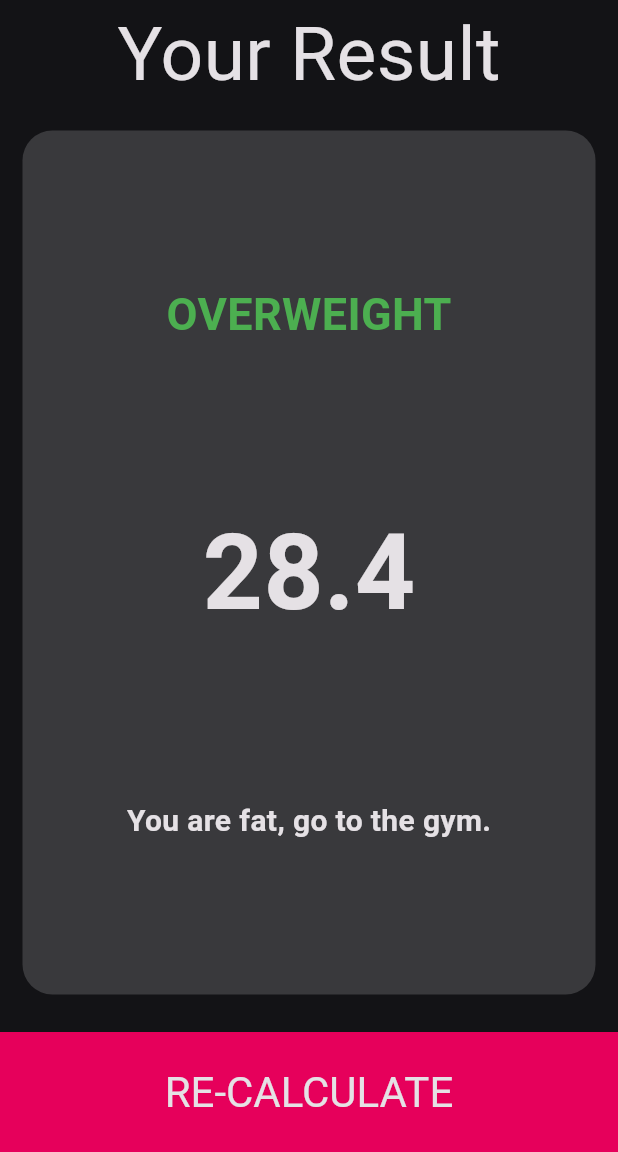
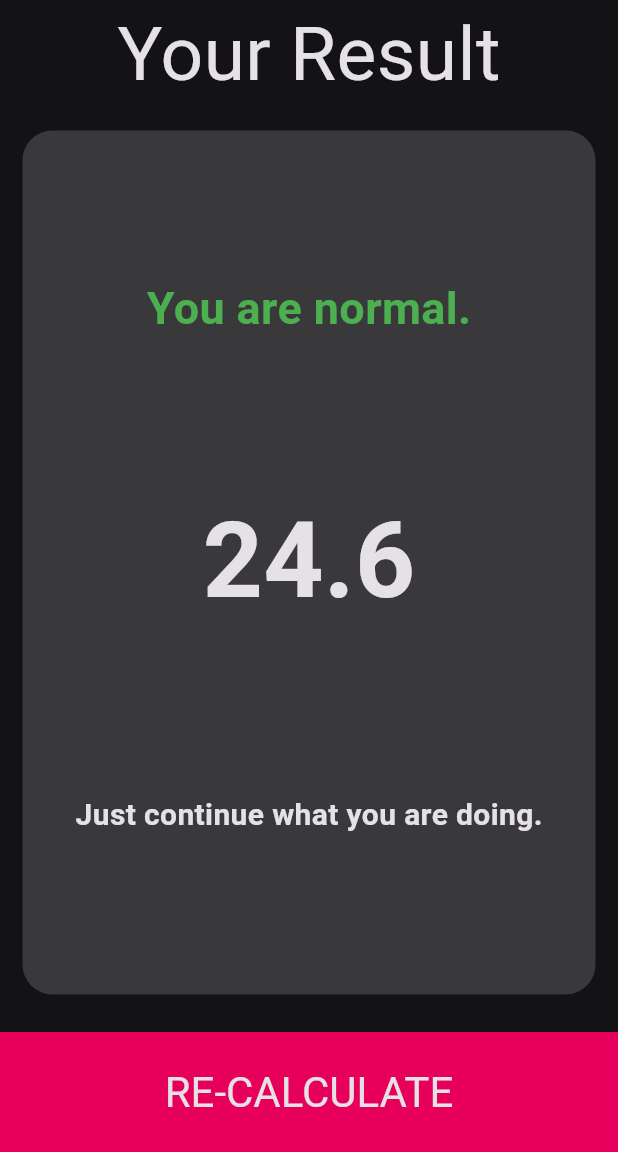
Before and after one commit to SergiuDornea/BMI-calculator, a Flutter app: the screen it shows after launch, after a tap on "CALCULATE YOUR BMI", on a phone screen of 412 x 824 dp, the part 84-1236 px from its top. Run offline on Flutter 3.47's test engine with Material 3 defaults, Android fonts, the phone set to English and light mode, and no system bars; our stand-ins replace google_fonts; Roboto replaces fonts that are missing (Abel, Aboreto).

Commit message:
final commit

```diff
--- /dev/null
+++ b/lib/calculator.dart
@@ -0,0 +1,37 @@
+import 'dart:math';
+
+class Calculator {
+  final int height;
+  final int weight;
+  double _bmi = 0.0;
+
+  Calculator(this.height, this.weight);
+
+  void calculateBMI() {
+    _bmi = weight / pow(height / 100, 2);
+  }
+
+  String getBmi() {
+    return _bmi.toStringAsFixed(1);
+  }
+
+  String getResult() {
+    if (_bmi > 25) {
+      return 'Overweight';
+    } else if (_bmi > 18) {
+      return 'You are normal.';
+    } else {
+      return 'Underweight';
+    }
+  }
+
+  String getInterpretation() {
+    if (_bmi > 25) {
+      return 'You are fat, go to the gym.';
+    } else if (_bmi > 18) {
+      return 'Just continue what you are doing.';
+    } else {
+      return 'Go hit the gym and eat well';
+    }
+  }
+}
--- a/lib/screens/input_page.dart
+++ b/lib/screens/input_page.dart
@@ -1,3 +1,4 @@
+import 'package:bmi/calculator.dart';
 import 'package:flutter/material.dart';
 import '../components/custom_text.dart';
 import '../components/icon_button_row.dart';
@@ -176,10 +177,16 @@ class _InputPageState extends State<InputPage> {
           ),
           GestureDetector(
             onTap: () {
+              Calculator calculator =
+                  Calculator(height.toInt(), weight.toInt());
+              calculator.calculateBMI();
               Navigator.push(
                 context,
                 MaterialPageRoute(
-                  builder: (context) => ResultsPage(),
+                  builder: (context) => ResultsPage(
+                      bmiResult: calculator.getResult(),
+                      bmi: calculator.getBmi(),
+                      bmiInterpretation: calculator.getInterpretation()),
                 ),
               );
             },
--- a/lib/screens/results_page.dart
+++ b/lib/screens/results_page.dart
@@ -3,6 +3,15 @@ import '../components/my_container.dart';
 import 'input_page.dart';
 
 class ResultsPage extends StatelessWidget {
+  final String bmiResult;
+  final String bmi;
+  final String bmiInterpretation;
+
+  ResultsPage(
+      {required this.bmi,
+      required this.bmiResult,
+      required this.bmiInterpretation});
+
   @override
   Widget build(BuildContext context) {
     return Scaffold(
@@ -17,36 +26,39 @@ class ResultsPage extends StatelessWidget {
             'Your Result',
             style: TextStyle(fontSize: 50.0),
           ),
-          const Expanded(
+          Expanded(
             child: MyContainer(
               childWidget: SizedBox.expand(
                 child: Column(
                   mainAxisAlignment: MainAxisAlignment.spaceEvenly,
                   crossAxisAlignment: CrossAxisAlignment.center,
                   children: [
-                    SizedBox(height: 60.0),
+                    const SizedBox(height: 60.0),
                     Text(
-                      'OVERWEIGHT',
-                      style: TextStyle(
+                      bmiResult,
+                      style: const TextStyle(
                           fontSize: 30.0,
                           fontWeight: FontWeight.bold,
                           color: Colors.green),
                     ),
-                    SizedBox(height: 60.0),
+                    const SizedBox(height: 60.0),
                     Text(
-                      '28.4',
-                      style: TextStyle(
+                      bmi,
+                      style: const TextStyle(
                         fontSize: 70.0,
                         fontWeight: FontWeight.bold,
                       ),
                     ),
                     SizedBox(height: 60.0),
-                    Text(
-                      'You are fat, go to the gym.',
-                      style: TextStyle(
-                          fontSize: 20.0, fontWeight: FontWeight.bold),
+                    Padding(
+                      padding: const EdgeInsets.all(8.0),
+                      child: Text(
+                        bmiInterpretation,
+                        style: const TextStyle(
+                            fontSize: 20.0, fontWeight: FontWeight.bold),
+                      ),
                     ),
-                    SizedBox(height: 60.0),
+                    const SizedBox(height: 60.0),
                   ],
                 ),
               ),
```
